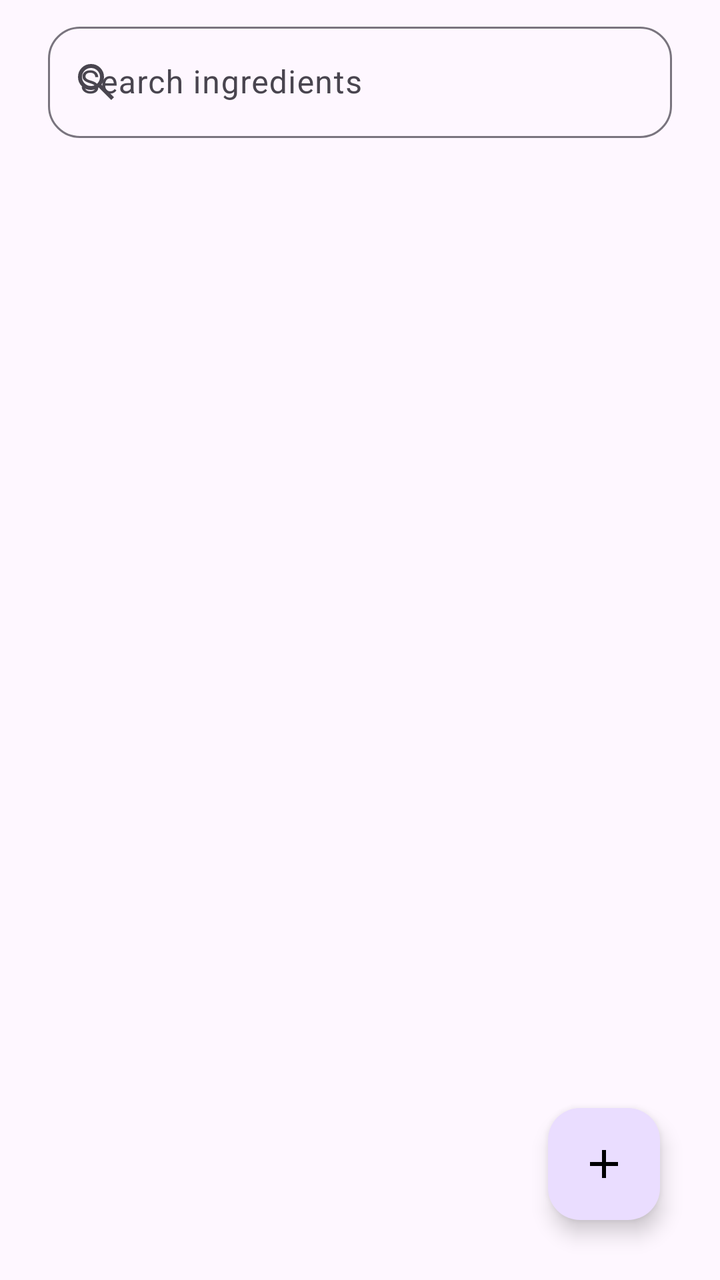
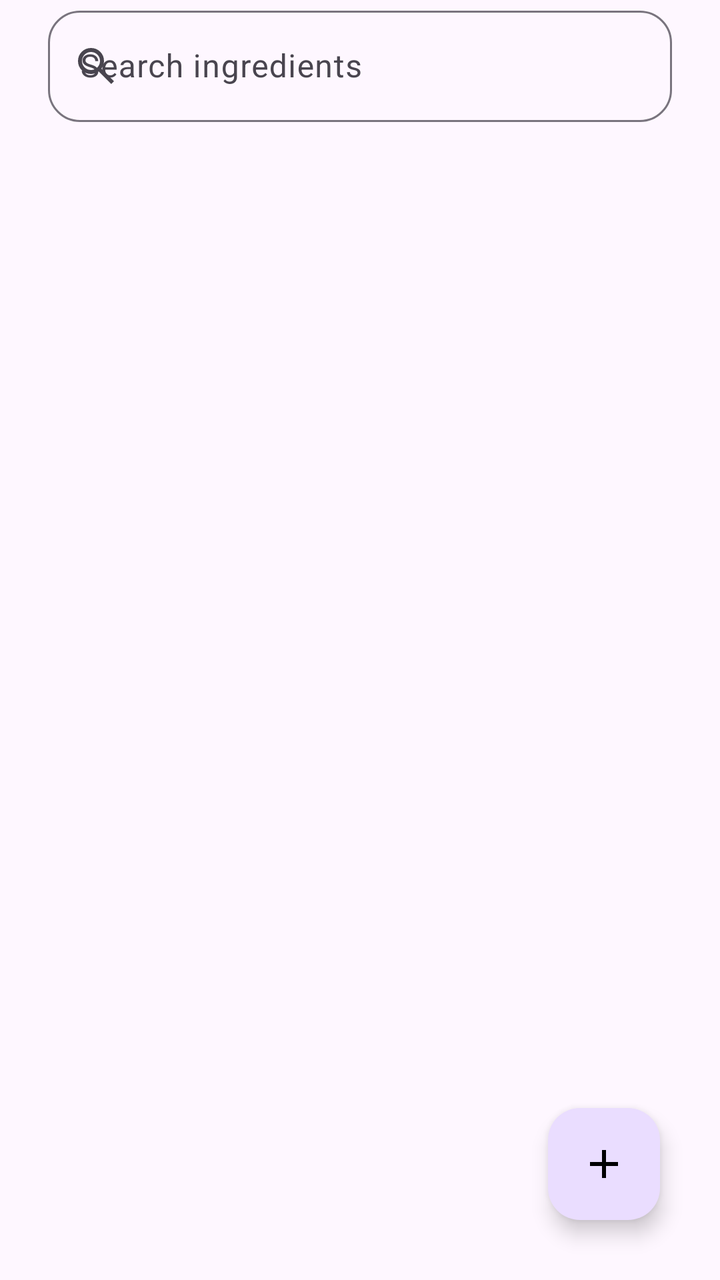

Before-and-after screenshots of an Android layout around one commit, followed by the original layout XML and the change that was made.
<!-- AndroidManifest.xml: application theme Theme.Culinometry -->
<!-- res/layout/fragment_ingredient_list.xml -->
<?xml version="1.0" encoding="utf-8"?>
<androidx.constraintlayout.widget.ConstraintLayout
    xmlns:android="http://schemas.android.com/apk/res/android"
    xmlns:app="http://schemas.android.com/apk/res-auto"
    xmlns:tools="http://schemas.android.com/tools"
    android:id="@+id/ingredient_editor_layout"
    android:layout_width="match_parent"
    android:layout_height="match_parent">

    <androidx.core.widget.NestedScrollView
        android:id="@+id/form_scroll_view"
        android:layout_width="0dp"
        android:layout_height="0dp"
        android:fillViewport="true"
        android:clipToPadding="false"
        android:paddingBottom="104dp"
        android:layout_marginTop="8dp"
        app:layout_constraintTop_toTopOf="parent"
        app:layout_constraintBottom_toBottomOf="parent"
        app:layout_constraintStart_toStartOf="parent"
        app:layout_constraintEnd_toEndOf="parent">

        <androidx.constraintlayout.widget.ConstraintLayout
            android:layout_width="match_parent"
            android:layout_height="wrap_content">

            <com.google.android.material.textfield.TextInputLayout
                android:id="@+id/search_bar"
                android:layout_width="match_parent"
                android:layout_height="wrap_content"
                app:layout_constraintTop_toTopOf="parent"
                android:layout_marginEnd="24dp"
                android:layout_marginStart="24dp"
                android:hint="@string/search_ingredients"
                app:startIconDrawable="@drawable/search_24px"
                app:boxCornerRadiusBottomEnd="16dp"
                app:boxCornerRadiusTopEnd="16dp"
                app:boxCornerRadiusTopStart="16dp"
                app:boxCornerRadiusBottomStart="16dp">

                <com.google.android.material.textfield.TextInputEditText
                    android:id="@+id/search_edit_text"
                    android:layout_width="match_parent"
                    android:layout_height="wrap_content" />

            </com.google.android.material.textfield.TextInputLayout>

            <androidx.recyclerview.widget.RecyclerView
                android:id="@+id/ingredient_recycler_view"
                android:layout_width="match_parent"
                android:layout_height="wrap_content"
                android:layout_marginTop="8dp"
                app:layout_constraintTop_toBottomOf="@id/search_bar"
                android:scrollbars="vertical"
                android:nestedScrollingEnabled="false"/>

        </androidx.constraintlayout.widget.ConstraintLayout>

    </androidx.core.widget.NestedScrollView>



    <com.google.android.material.floatingactionbutton.FloatingActionButton
        android:id="@+id/add_ingredient_button"
        android:layout_width="wrap_content"
        android:layout_height="wrap_content"
        android:contentDescription="@string/add"
        app:layout_constraintBottom_toBottomOf="parent"
        app:layout_constraintEnd_toEndOf="parent"
        android:src="@drawable/add_24"
        app:tint="@color/black"
        android:layout_margin="30dp"/>

</androidx.constraintlayout.widget.ConstraintLayout>
<!-- resources referenced by this layout -->
<resources>
  <color name="black">#FF000000</color>
  <!-- drawable add_24 (drawable) -->
  <vector xmlns:android="http://schemas.android.com/apk/res/android"
      android:width="24dp"
      android:height="24dp"
      android:viewportWidth="960"
      android:viewportHeight="960"
      android:tint="?attr/colorControlNormal">
    <path
        android:fillColor="@android:color/white"
        android:pathData="M440,520L200,520L200,440L440,440L440,200L520,200L520,440L760,440L760,520L520,520L520,760L440,760L440,520Z"/>
  </vector>
  <!-- drawable search_24px (drawable) -->
  <vector xmlns:android="http://schemas.android.com/apk/res/android"
      android:width="24dp"
      android:height="24dp"
      android:viewportWidth="960"
      android:viewportHeight="960"
      android:tint="?attr/colorControlNormal">
    <path
        android:fillColor="@android:color/white"
        android:pathData="M784,840L532,588Q502,612 463,626Q424,640 380,640Q271,640 195.5,564.5Q120,489 120,380Q120,271 195.5,195.5Q271,120 380,120Q489,120 564.5,195.5Q640,271 640,380Q640,424 626,463Q612,502 588,532L840,784L784,840ZM380,560Q455,560 507.5,507.5Q560,455 560,380Q560,305 507.5,252.5Q455,200 380,200Q305,200 252.5,252.5Q200,305 200,380Q200,455 252.5,507.5Q305,560 380,560Z"/>
  </vector>
  <string name="add">add</string>
  <string name="search_ingredients">Search ingredients</string>
  <style name="Theme.Culinometry" parent="Base.Theme.Culinometry" />
  <style name="Base.Theme.Culinometry" parent="Theme.Material3.DayNight">
          
          
      </style>
</resources>

<!-- the commit's change to res/layout/fragment_ingredient_list.xml (unified diff, before → after) -->
@@ -7,58 +7,45 @@
     android:layout_width="match_parent"
     android:layout_height="match_parent">
 
-    <androidx.core.widget.NestedScrollView
-        android:id="@+id/form_scroll_view"
+
+
+    <com.google.android.material.textfield.TextInputLayout
+        android:id="@+id/search_bar"
+        android:layout_width="0dp"
+        android:layout_height="wrap_content"
+        app:layout_constraintTop_toTopOf="parent"
+        app:layout_constraintStart_toStartOf="parent"
+        app:layout_constraintEnd_toEndOf="parent"
+        android:layout_marginEnd="24dp"
+        android:layout_marginStart="24dp"
+        android:hint="@string/search_ingredients"
+        app:startIconDrawable="@drawable/search_24px"
+        app:boxCornerRadiusBottomEnd="16dp"
+        app:boxCornerRadiusTopEnd="16dp"
+        app:boxCornerRadiusTopStart="16dp"
+        app:boxCornerRadiusBottomStart="16dp">
+
+        <com.google.android.material.textfield.TextInputEditText
+            android:id="@+id/search_edit_text"
+            android:layout_width="match_parent"
+            android:layout_height="wrap_content"
+            android:inputType="text"
+            android:singleLine="true"/>
+
+    </com.google.android.material.textfield.TextInputLayout>
+
+    <androidx.recyclerview.widget.RecyclerView
+        android:id="@+id/ingredient_recycler_view"
         android:layout_width="0dp"
         android:layout_height="0dp"
-        android:fillViewport="true"
+        android:layout_marginTop="8dp"
+        android:paddingBottom="104dp"
         android:clipToPadding="false"
-        android:paddingBottom="104dp"
-        android:layout_marginTop="8dp"
-        app:layout_constraintTop_toTopOf="parent"
+        app:layout_constraintTop_toBottomOf="@id/search_bar"
+        app:layout_constraintStart_toStartOf="parent"
         app:layout_constraintBottom_toBottomOf="parent"
-        app:layout_constraintStart_toStartOf="parent"
-        app:layout_constraintEnd_toEndOf="parent">
-
-        <androidx.constraintlayout.widget.ConstraintLayout
-            android:layout_width="match_parent"
-            android:layout_height="wrap_content">
-
-            <com.google.android.material.textfield.TextInputLayout
-                android:id="@+id/search_bar"
-                android:layout_width="match_parent"
-                android:layout_height="wrap_content"
-                app:layout_constraintTop_toTopOf="parent"
-                android:layout_marginEnd="24dp"
-                android:layout_marginStart="24dp"
-                android:hint="@string/search_ingredients"
-                app:startIconDrawable="@drawable/search_24px"
-                app:boxCornerRadiusBottomEnd="16dp"
-                app:boxCornerRadiusTopEnd="16dp"
-                app:boxCornerRadiusTopStart="16dp"
-                app:boxCornerRadiusBottomStart="16dp">
-
-                <com.google.android.material.textfield.TextInputEditText
-                    android:id="@+id/search_edit_text"
-                    android:layout_width="match_parent"
-                    android:layout_height="wrap_content" />
-
-            </com.google.android.material.textfield.TextInputLayout>
-
-            <androidx.recyclerview.widget.RecyclerView
-                android:id="@+id/ingredient_recycler_view"
-                android:layout_width="match_parent"
-                android:layout_height="wrap_content"
-                android:layout_marginTop="8dp"
-                app:layout_constraintTop_toBottomOf="@id/search_bar"
-                android:scrollbars="vertical"
-                android:nestedScrollingEnabled="false"/>
-
-        </androidx.constraintlayout.widget.ConstraintLayout>
-
-    </androidx.core.widget.NestedScrollView>
-
-
+        app:layout_constraintEnd_toEndOf="parent"
+        android:scrollbars="vertical"/>
 
     <com.google.android.material.floatingactionbutton.FloatingActionButton
         android:id="@+id/add_ingredient_button"
